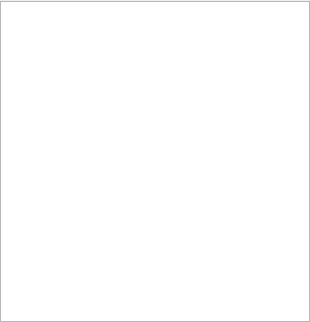
Above: data/dialog.ui from inkiiin/QPota before the change. Below: the same form after it.
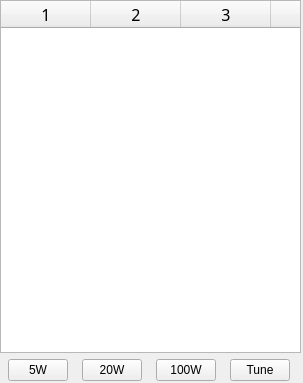
That is the form after the change. Icons and pictures are not drawn.

Commit message: added power presets an tune funcion (20W AM 3s)

The edit to the form file:
```diff
--- a/data/dialog.ui
+++ b/data/dialog.ui
@@ -6,8 +6,8 @@
    <rect>
     <x>0</x>
     <y>0</y>
-    <width>310</width>
-    <height>322</height>
+    <width>303</width>
+    <height>383</height>
    </rect>
   </property>
   <property name="sizePolicy">
@@ -18,7 +18,7 @@
   </property>
   <property name="maximumSize">
    <size>
-    <width>310</width>
+    <width>700</width>
     <height>16777215</height>
    </size>
   </property>
@@ -36,6 +36,9 @@
    </size>
   </property>
   <widget class="QWidget" name="centralwidget">
+   <property name="enabled">
+    <bool>true</bool>
+   </property>
    <property name="sizePolicy">
     <sizepolicy hsizetype="Expanding" vsizetype="Expanding">
      <horstretch>0</horstretch>
@@ -45,47 +48,36 @@
    <property name="autoFillBackground">
     <bool>true</bool>
    </property>
-   <widget class="QTableWidget" name="tableWidget">
+   <widget class="QWidget" name="verticalLayoutWidget">
     <property name="geometry">
      <rect>
       <x>0</x>
-      <y>1</y>
-      <width>310</width>
-      <height>321</height>
+      <y>0</y>
+      <width>301</width>
+      <height>381</height>
      </rect>
     </property>
+    <layout class="QVBoxLayout" name="verticalLayout_2">
+     <property name="sizeConstraint">
+      <enum>QLayout::SetDefaultConstraint</enum>
+     </property>
+     <item>
+      <widget class="QTableWidget" name="tableWidget">
     <property name="sizePolicy">
-     <sizepolicy hsizetype="Fixed" vsizetype="Fixed">
+        <sizepolicy hsizetype="Expanding" vsizetype="Expanding">
       <horstretch>0</horstretch>
       <verstretch>0</verstretch>
      </sizepolicy>
     </property>
-    <property name="maximumSize">
-     <size>
-      <width>310</width>
-      <height>16777215</height>
-     </size>
-    </property>
     <property name="font">
      <font>
-      <family>Noto Sans Mono</family>
-     </font>
-    </property>
-    <property name="autoFillBackground">
-     <bool>true</bool>
-    </property>
-    <property name="verticalScrollBarPolicy">
-     <enum>Qt::ScrollBarAlwaysOff</enum>
-    </property>
+         <family>PT Sans</family>
+         <pointsize>12</pointsize>
+        </font>
+       </property>
     <property name="horizontalScrollBarPolicy">
      <enum>Qt::ScrollBarAlwaysOff</enum>
     </property>
-    <property name="sizeAdjustPolicy">
-     <enum>QAbstractScrollArea::AdjustIgnored</enum>
-    </property>
-    <property name="editTriggers">
-     <set>QAbstractItemView::NoEditTriggers</set>
-    </property>
     <property name="tabKeyNavigation">
      <bool>false</bool>
     </property>
@@ -98,24 +90,90 @@
     <property name="selectionBehavior">
      <enum>QAbstractItemView::SelectRows</enum>
     </property>
-    <property name="iconSize">
+       <property name="columnCount">
+        <number>4</number>
+       </property>
+       <attribute name="horizontalHeaderDefaultSectionSize">
+        <number>90</number>
+       </attribute>
+       <attribute name="horizontalHeaderStretchLastSection">
+        <bool>true</bool>
+       </attribute>
+       <column/>
+       <column/>
+       <column/>
+       <column/>
+      </widget>
+     </item>
+     <item>
+      <layout class="QHBoxLayout" name="horizontalLayout">
+       <property name="sizeConstraint">
+        <enum>QLayout::SetDefaultConstraint</enum>
+       </property>
+       <item>
+        <widget class="QPushButton" name="btn_5w">
+         <property name="maximumSize">
      <size>
-      <width>48</width>
-      <height>48</height>
-     </size>
-    </property>
-    <property name="cornerButtonEnabled">
-     <bool>false</bool>
-    </property>
-    <attribute name="horizontalHeaderMinimumSectionSize">
-     <number>32</number>
-    </attribute>
-    <attribute name="verticalHeaderMinimumSectionSize">
-     <number>20</number>
-    </attribute>
-    <attribute name="verticalHeaderDefaultSectionSize">
-     <number>22</number>
-    </attribute>
+           <width>60</width>
+           <height>16777215</height>
+          </size>
+         </property>
+         <property name="text">
+          <string>5W</string>
+         </property>
+        </widget>
+       </item>
+       <item>
+        <widget class="QPushButton" name="btn_20w">
+         <property name="enabled">
+          <bool>true</bool>
+         </property>
+         <property name="sizePolicy">
+          <sizepolicy hsizetype="Minimum" vsizetype="Minimum">
+           <horstretch>0</horstretch>
+           <verstretch>0</verstretch>
+          </sizepolicy>
+         </property>
+         <property name="maximumSize">
+          <size>
+           <width>60</width>
+           <height>16777215</height>
+          </size>
+         </property>
+         <property name="text">
+          <string>20W</string>
+         </property>
+        </widget>
+       </item>
+       <item>
+        <widget class="QPushButton" name="btn_100w">
+         <property name="maximumSize">
+          <size>
+           <width>60</width>
+           <height>16777215</height>
+          </size>
+         </property>
+         <property name="text">
+          <string>100W</string>
+         </property>
+        </widget>
+       </item>
+       <item>
+        <widget class="QPushButton" name="btn_tune">
+         <property name="maximumSize">
+          <size>
+           <width>60</width>
+           <height>16777215</height>
+          </size>
+         </property>
+         <property name="text">
+          <string>Tune</string>
+         </property>
+        </widget>
+       </item>
+      </layout>
+     </item>
+    </layout>
    </widget>
   </widget>
  </widget>
```
Left out of the diff: 3 changed lines with no effect on the pictures. Lines whose indentation alone changed are shown as unchanged. The commit also changes 3 other files.
